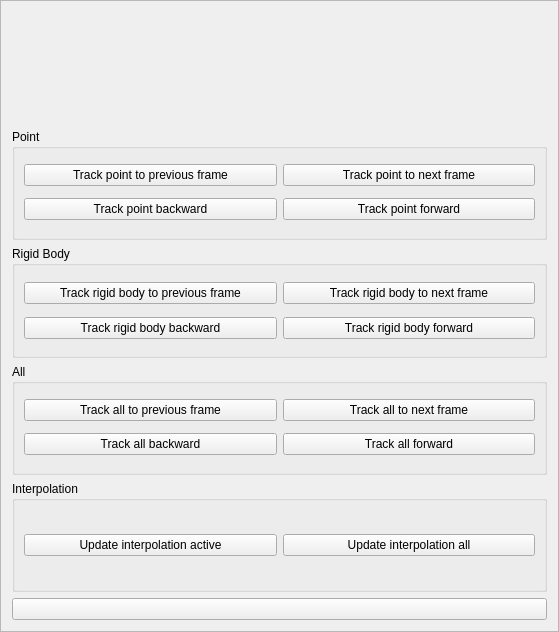
The window that src/ui/ui-files/WizardDigitizationFrame.ui (XROMMPackages/xmalab) describes before a commit, drawn with Qt 5.
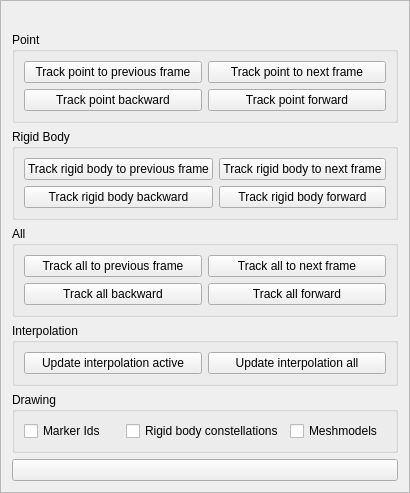
The same window after the commit.

Commit message: Added option to enable/disable drawing of meshes and rigid bodies and moved them to the digitizationWizard. Also added message when distortion mesh is being computed.

What changed in the file:
```diff
--- a/src/ui/ui-files/WizardDigitizationFrame.ui
+++ b/src/ui/ui-files/WizardDigitizationFrame.ui
@@ -6,8 +6,8 @@
    <rect>
     <x>0</x>
     <y>0</y>
-    <width>559</width>
-    <height>632</height>
+    <width>369</width>
+    <height>453</height>
    </rect>
   </property>
   <property name="windowTitle">
@@ -20,26 +20,6 @@
    <enum>QFrame::Raised</enum>
   </property>
   <layout class="QGridLayout" name="gridLayout">
-   <item row="6" column="0" colspan="2">
-    <widget class="QPushButton" name="pushButton">
-     <property name="text">
-      <string/>
-     </property>
-    </widget>
-   </item>
-   <item row="0" column="0" colspan="2">
-    <widget class="QLabel" name="label">
-     <property name="text">
-      <string/>
-     </property>
-     <property name="alignment">
-      <set>Qt::AlignCenter</set>
-     </property>
-     <property name="wordWrap">
-      <bool>true</bool>
-     </property>
-    </widget>
-   </item>
    <item row="3" column="0" colspan="2">
     <widget class="QGroupBox" name="groupBox_RB">
      <property name="title">
@@ -214,6 +194,56 @@
      </layout>
     </widget>
    </item>
+   <item row="7" column="0" colspan="2">
+    <widget class="QPushButton" name="pushButton">
+     <property name="text">
+      <string/>
+     </property>
+    </widget>
+   </item>
+   <item row="0" column="0" colspan="2">
+    <widget class="QLabel" name="label">
+     <property name="text">
+      <string/>
+     </property>
+     <property name="alignment">
+      <set>Qt::AlignCenter</set>
+     </property>
+     <property name="wordWrap">
+      <bool>true</bool>
+     </property>
+    </widget>
+   </item>
+   <item row="6" column="0" colspan="2">
+    <widget class="QGroupBox" name="groupBox_Interpolation_2">
+     <property name="title">
+      <string>Drawing</string>
+     </property>
+     <layout class="QGridLayout" name="gridLayout_7">
+      <item row="0" column="0">
+       <widget class="QCheckBox" name="checkBoxMarkerIds">
+        <property name="text">
+         <string>Marker Ids</string>
+        </property>
+       </widget>
+      </item>
+      <item row="0" column="2">
+       <widget class="QCheckBox" name="checkBoxRigidBodyConstellation">
+        <property name="text">
+         <string>Rigid body constellations</string>
+        </property>
+       </widget>
+      </item>
+      <item row="0" column="3">
+       <widget class="QCheckBox" name="checkBoxRigidBodyMeshmodels">
+        <property name="text">
+         <string>Meshmodels</string>
+        </property>
+       </widget>
+      </item>
+     </layout>
+    </widget>
+   </item>
   </layout>
  </widget>
  <resources/>
```
The commit also changes 7 other files.
